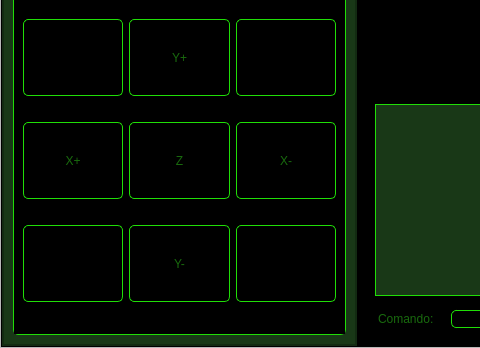
The window that GUIFuncional/GUIDrawXY.ui (andresxvalencia/CNC_DrawXY) describes before a commit, drawn with Qt 5; both pictures show x 0 to 480 and y 342 to 690 of the 1006 by 690 pixel window.
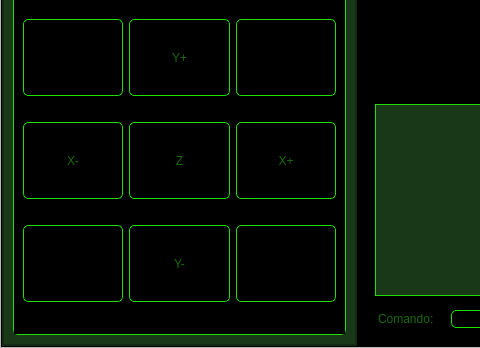
The same window after the commit. Icons and pictures are not drawn.

Commit message: Implementación thread

What changed in the file:
```diff
--- a/GUIFuncional/GUIDrawXY.ui
+++ b/GUIFuncional/GUIDrawXY.ui
@@ -703,7 +703,7 @@
                          <string notr="true"/>
                         </property>
                         <property name="text">
-                         <string>X-</string>
+                         <string>X+</string>
                         </property>
                         <property name="icon">
                          <iconset>
@@ -783,7 +783,7 @@
                          <string notr="true"/>
                         </property>
                         <property name="text">
-                         <string>X+</string>
+                         <string>X-</string>
                         </property>
                         <property name="icon">
                          <iconset>
```
Left out of the diff: 48 changed lines with no effect on the pictures. The commit also changes 2 other files.
